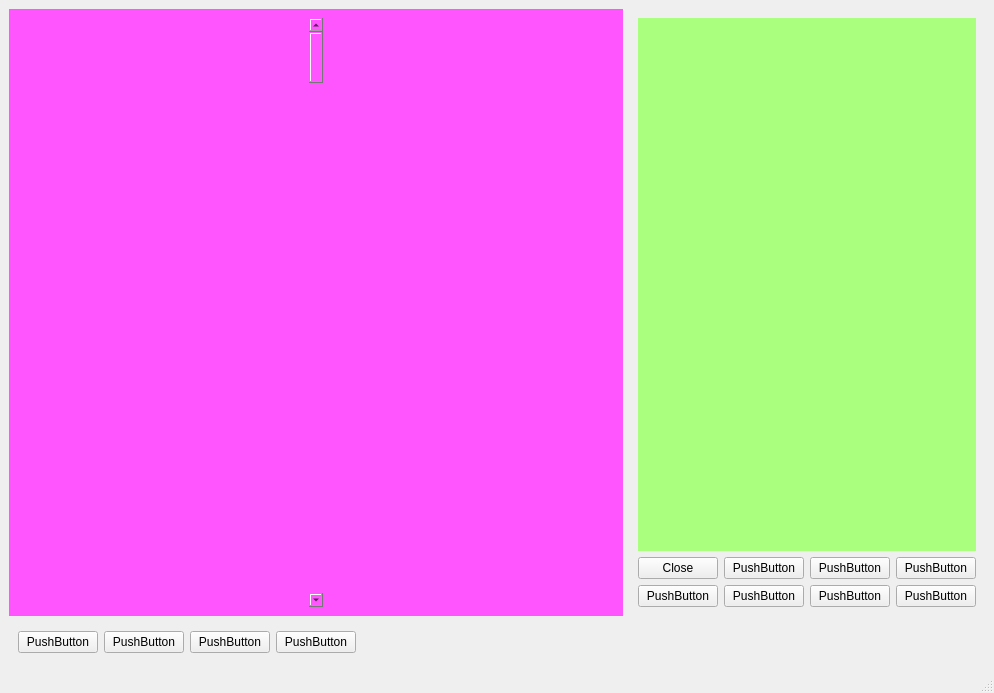
This is rave/OATS/mainwindow.ui in pgathogo/raven as Qt 5 draws it before an edit. The edited form follows.
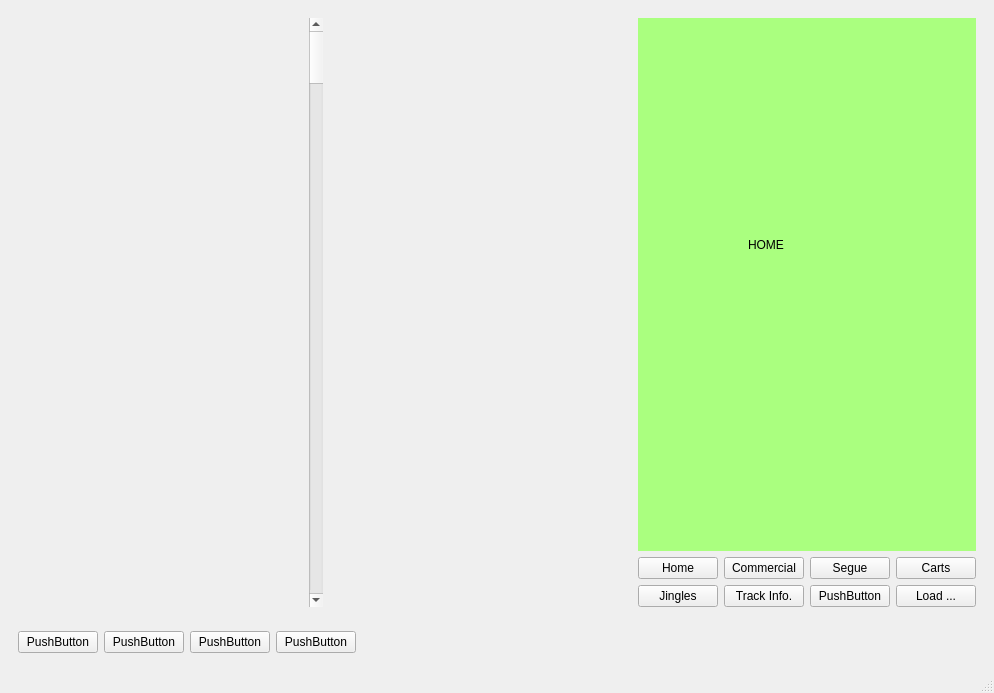
This is the edited form.

Diff of the .ui file:
```diff
--- a/rave/OATS/mainwindow.ui
+++ b/rave/OATS/mainwindow.ui
@@ -26,7 +26,7 @@
          </sizepolicy>
         </property>
         <property name="styleSheet">
-         <string notr="true">background-color: rgb(255, 85, 255);</string>
+         <string notr="true"/>
         </property>
         <layout class="QVBoxLayout" name="verticalLayout_3" stretch="0,0,0,1">
          <item>
@@ -79,6 +79,40 @@
                <property name="styleSheet">
                 <string notr="true">background-color: rgb(170, 255, 127);S</string>
                </property>
+               <widget class="QWidget" name="pgHome">
+                <widget class="QLabel" name="label">
+                 <property name="geometry">
+                  <rect>
+                   <x>110</x>
+                   <y>220</y>
+                   <width>47</width>
+                   <height>13</height>
+                  </rect>
+                 </property>
+                 <property name="text">
+                  <string>HOME</string>
+                 </property>
+                </widget>
+               </widget>
+               <widget class="QWidget" name="pgComm">
+                <widget class="QLabel" name="label_2">
+                 <property name="geometry">
+                  <rect>
+                   <x>110</x>
+                   <y>210</y>
+                   <width>91</width>
+                   <height>16</height>
+                  </rect>
+                 </property>
+                 <property name="text">
+                  <string>COMMERCIALS</string>
+                 </property>
+                </widget>
+               </widget>
+               <widget class="QWidget" name="pgSegue"/>
+               <widget class="QWidget" name="pgCart"/>
+               <widget class="QWidget" name="pgJingle"/>
+               <widget class="QWidget" name="pgTrackInfo"/>
                <widget class="QWidget" name="page"/>
                <widget class="QWidget" name="page_2"/>
               </widget>
@@ -90,42 +124,42 @@
              <item row="0" column="0">
               <widget class="QPushButton" name="btnTest">
                <property name="text">
-                <string>Close</string>
+                <string>Home</string>
                </property>
               </widget>
              </item>
              <item row="0" column="2">
               <widget class="QPushButton" name="pushButton_4">
                <property name="text">
-                <string>PushButton</string>
+                <string>Segue</string>
                </property>
               </widget>
              </item>
              <item row="1" column="0">
               <widget class="QPushButton" name="pushButton_2">
                <property name="text">
-                <string>PushButton</string>
+                <string>Jingles</string>
                </property>
               </widget>
              </item>
              <item row="0" column="1">
               <widget class="QPushButton" name="pushButton_3">
                <property name="text">
-                <string>PushButton</string>
+                <string>Commercial</string>
                </property>
               </widget>
              </item>
              <item row="0" column="3">
               <widget class="QPushButton" name="pushButton_5">
                <property name="text">
-                <string>PushButton</string>
+                <string>Carts</string>
                </property>
               </widget>
              </item>
              <item row="1" column="1">
               <widget class="QPushButton" name="pushButton_6">
                <property name="text">
-                <string>PushButton</string>
+                <string>Track Info.</string>
                </property>
               </widget>
              </item>
@@ -139,7 +173,7 @@
              <item row="1" column="3">
               <widget class="QPushButton" name="pushButton_8">
                <property name="text">
-                <string>PushButton</string>
+                <string>Load ...</string>
                </property>
               </widget>
              </item>
```
Left out of the diff: 18 changed lines with no effect on the pictures.
